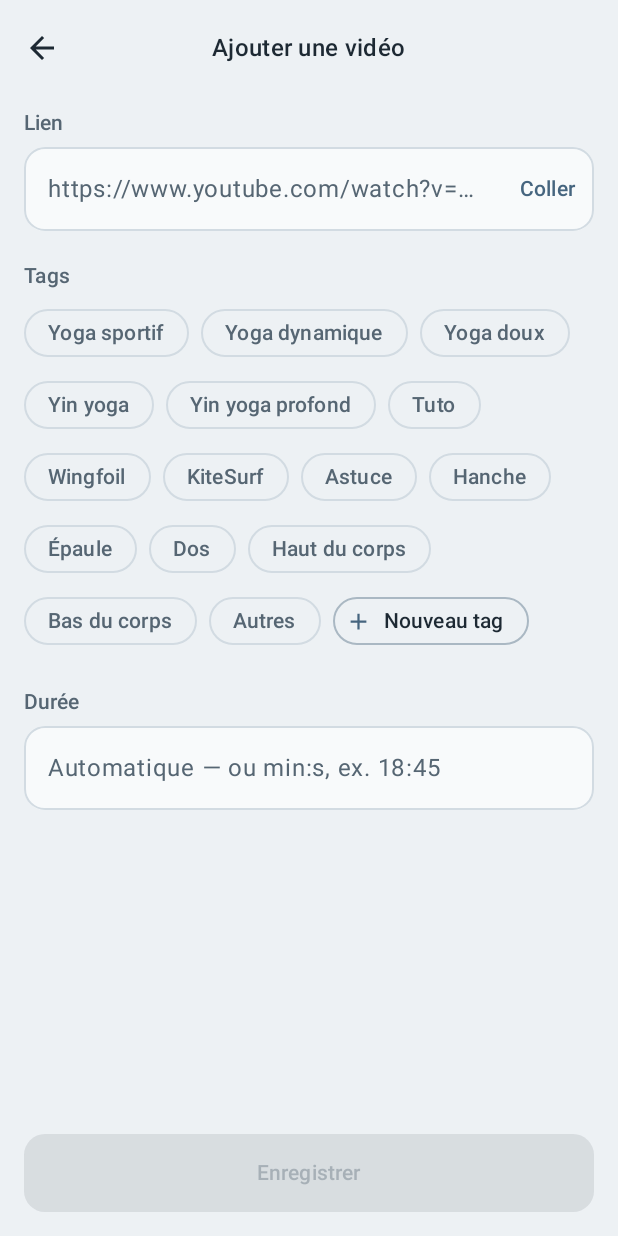
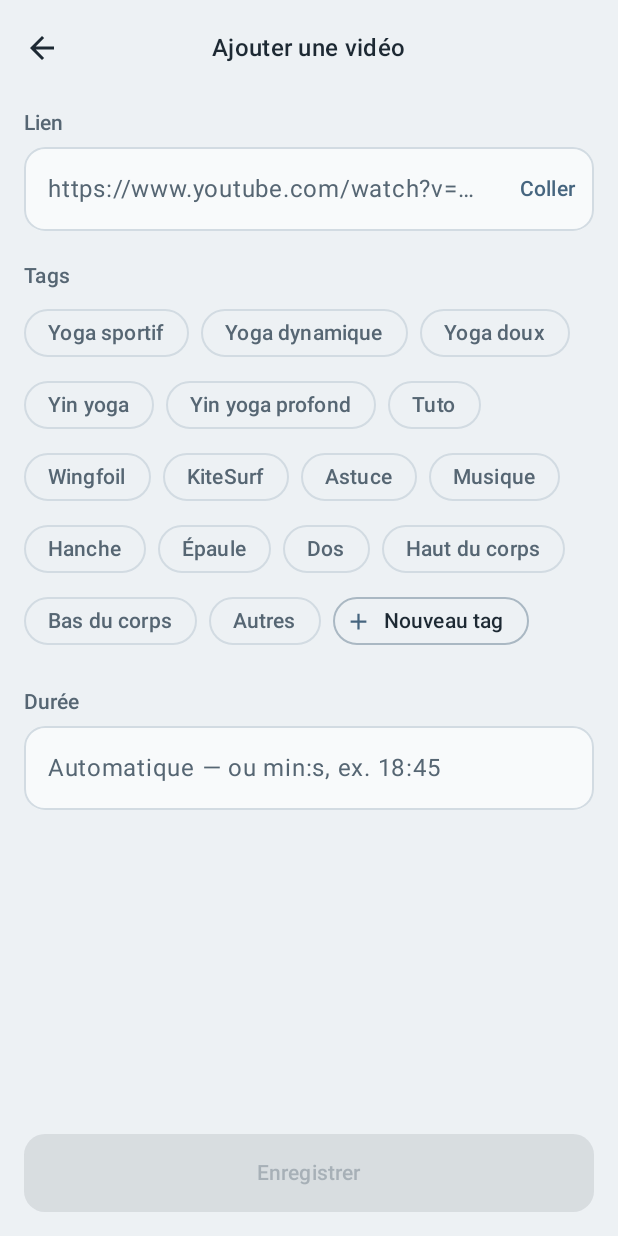
Before and after one commit to explosynova-dev/videotheque, an Android app built with Jetpack Compose: the screen it shows after launch (MainActivity), after a tap on "Ajouter une vidéo", on a phone screen of 412 x 824 dp. Run offline under Robolectric (Android 15) with nearby library versions, the phone set to English and light mode, and no system bars; our stand-ins replace Room's generated code; pictures from the network do not load.

Commit message:
Filtre durée jusqu'à 1 h 30, tag Musique (v1.1)
Co-Authored-By: Claude Opus 5.5 <noreply@anthropic.com>

```diff
--- a/app/build.gradle.kts
+++ b/app/build.gradle.kts
@@ -13,8 +13,8 @@ android {
         applicationId = "com.perso.videotheque"
         minSdk = 26
         targetSdk = 35
-        versionCode = 1
-        versionName = "1.0"
+        versionCode = 2
+        versionName = "1.1"
     }
 
 
--- a/app/src/main/java/com/perso/videotheque/data/local/AppDatabase.kt
+++ b/app/src/main/java/com/perso/videotheque/data/local/AppDatabase.kt
@@ -20,7 +20,7 @@ abstract class AppDatabase : RoomDatabase() {
     companion object {
         val DEFAULT_TAGS = listOf(
             "Yoga sportif", "Yoga dynamique", "Yoga doux", "Yin yoga", "Yin yoga profond",
-            "Tuto", "Wingfoil", "KiteSurf", "Astuce",
+            "Tuto", "Wingfoil", "KiteSurf", "Astuce", "Musique",
         ) + BodyKeywords.ALL + "Autres"
 
         fun create(context: Context): AppDatabase =
--- a/app/src/main/java/com/perso/videotheque/domain/VideoQuery.kt
+++ b/app/src/main/java/com/perso/videotheque/domain/VideoQuery.kt
@@ -17,7 +17,7 @@ enum class TagMatchMode { ANY, ALL }
 
 /**
  * Plage de durée en minutes. Les bornes extrêmes sont ouvertes :
- * 5 = "5 min ou moins", 25 = "25 min ou plus", pour ne jamais masquer une vidéo
+ * 5 = "5 min ou moins", 90 = "1 h 30 ou plus", pour ne jamais masquer une vidéo
  * plus courte ou plus longue quand le curseur est en butée.
  */
 data class DurationRange(val minMinutes: Int = MIN, val maxMinutes: Int = MAX) {
@@ -33,7 +33,7 @@ data class DurationRange(val minMinutes: Int = MIN, val maxMinutes: Int = MAX) {
 
     companion object {
         const val MIN = 5
-        const val MAX = 25
+        const val MAX = 90
     }
 }
 
```
Also changed, not shown: app/src/main/java/com/perso/videotheque/ui/home/HomeScreen.kt (+12 -5 lines), 2 other files.
